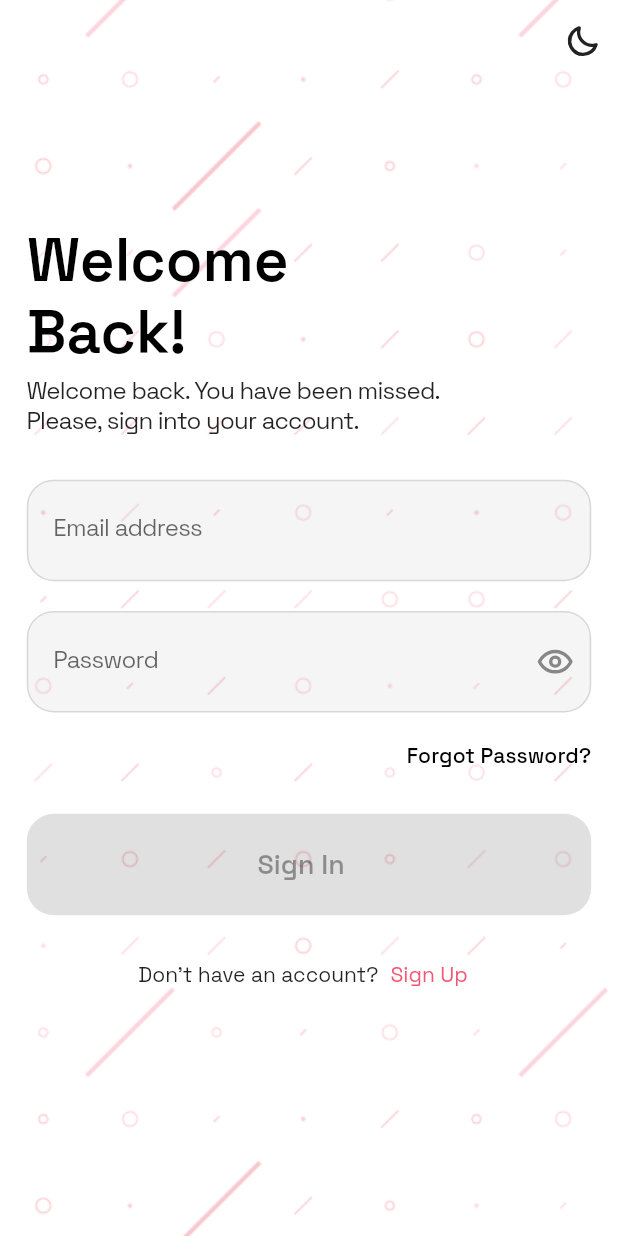
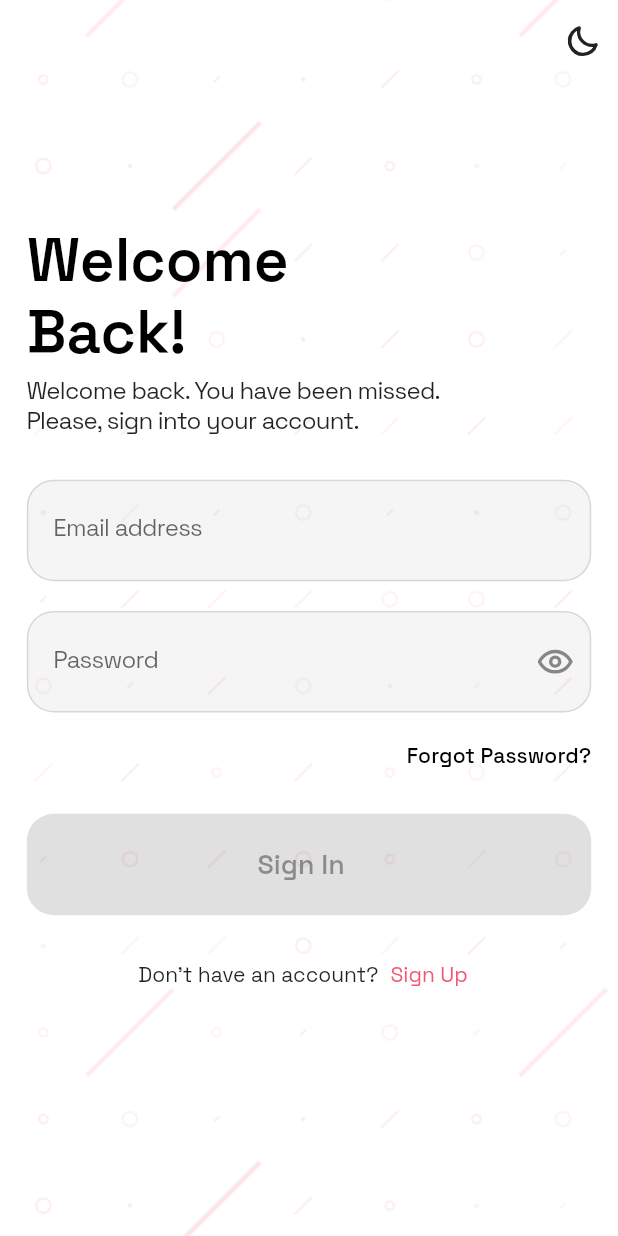
Before and after one commit to gettoknowdavid/jini-flutter, a Flutter app: the screen it shows after launch, on a phone screen of 412 x 824 dp. Run offline on Flutter 3.47's test engine with Material 2 defaults, Android fonts, the phone set to English and light mode, and no system bars; our stand-ins replace bloc, cloud_firestore, dartz, firebase_auth, firebase_core, firebase_storage and 12 more; missing offline and left inert: cloud_firestore_odm, division, open_mail_app; accounts and stored records are empty.

Commit message:
fix: JPage background image opacity

```diff
--- a/lib/presentation/core/widgets/j_background.dart
+++ b/lib/presentation/core/widgets/j_background.dart
@@ -14,7 +14,7 @@ class JBackground extends StatelessWidget {
       color: forSplashScreen
           ? null
           : Theme.of(context).brightness == Brightness.light
-              ? const Color.fromRGBO(242, 87, 116, 0.25)
+              ? const Color.fromRGBO(242, 87, 116, 0.12)
               : const Color.fromRGBO(255, 255, 255, 0.25),
       colorBlendMode: BlendMode.modulate,
       height: JScreenUtil.sh(1),
```
